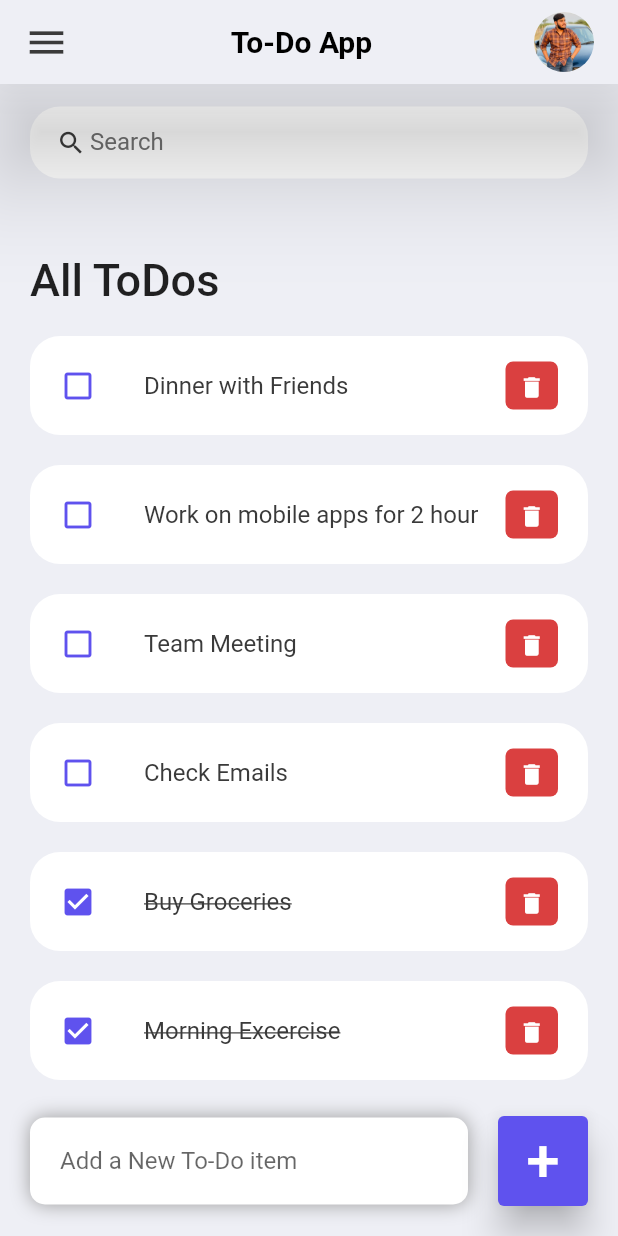
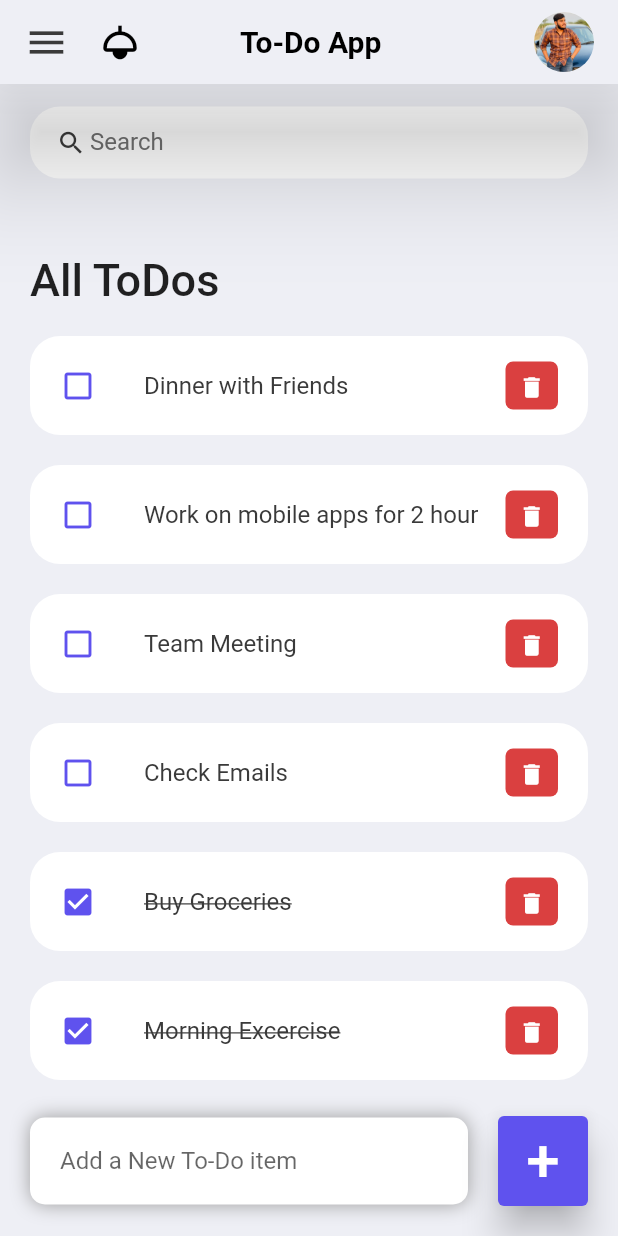
Before and after one commit to pratikNavapara009/To-Do_Flutter_App, a Flutter app: the screen it shows after launch, on a phone screen of 412 x 824 dp. Run offline on Flutter 3.47's test engine with Material 2 defaults, Android fonts, the phone set to English and light mode, and no system bars; statements that could not run were skipped.

Commit message:
"New Upgrade"

```diff
--- /dev/null
+++ b/lib/helpers/theme_helphers.dart
@@ -0,0 +1,11 @@
+import 'package:flutter/material.dart';
+import '../models/theme_model.dart';
+
+class ThemeProvider extends ChangeNotifier {
+  ThemeModel themeModel = ThemeModel(isDark: false);
+
+  void changeTheme() {
+    themeModel.isDark = !themeModel.isDark;
+    notifyListeners();
+  }
+}
--- a/lib/main.dart
+++ b/lib/main.dart
@@ -1,7 +1,9 @@
 import 'package:flutter/material.dart';
 import 'package:flutter/services.dart';
+import 'package:flutter_todo_app/helpers/theme_helphers.dart';
 import 'package:flutter_todo_app/screens/homepage.dart';
 import 'package:flutter_todo_app/screens/splash.dart';
+import 'package:provider/provider.dart';
 
 void main() {
   runApp(const MyApp());
@@ -9,16 +11,32 @@ void main() {
 
 class MyApp extends StatelessWidget {
   const MyApp({Key? key}) : super(key: key);
+
   @override
   Widget build(BuildContext context) {
     SystemChrome.setSystemUIOverlayStyle(
         const SystemUiOverlayStyle(statusBarColor: Colors.transparent));
-    return  MaterialApp(
-      debugShowCheckedModeBanner: false,
-      initialRoute: "splash",
-      routes: {
-        '/' : (context) => const HomePage(),
-        'splash' : (context) => const Splash(),
+    return MultiProvider(
+      providers: [
+        ChangeNotifierProvider(create: (context) => ThemeProvider()),
+      ],
+      builder: (context, _) {
+        return MaterialApp(
+          theme: ThemeData.light(),
+          darkTheme: ThemeData.dark(
+            useMaterial3: true,
+          ),
+          themeMode:
+              (Provider.of<ThemeProvider>(context).themeModel.isDark == false)
+                  ? ThemeMode.light
+                  : ThemeMode.dark,
+          debugShowCheckedModeBanner: false,
+          initialRoute: "splash",
+          routes: {
+            '/': (context) => const HomePage(),
+            'splash': (context) => const Splash(),
+          },
+        );
       },
     );
   }
--- /dev/null
+++ b/lib/models/theme_model.dart
@@ -0,0 +1,7 @@
+class ThemeModel {
+  bool isDark;
+
+  ThemeModel({
+    required this.isDark,
+  });
+}
--- a/lib/screens/homepage.dart
+++ b/lib/screens/homepage.dart
@@ -1,4 +1,6 @@
 import 'package:flutter/material.dart';
+import 'package:flutter_todo_app/helpers/theme_helphers.dart';
+import 'package:provider/provider.dart';
 import '../globals/globals.dart';
 import '../models/todo_model.dart';
 import '../widgets/todo.dart';
@@ -199,14 +201,34 @@ class _HomePageState extends State<HomePage> {
       backgroundColor: tdBGColor,
       elevation: 30,
       title: Row(
-        mainAxisAlignment: MainAxisAlignment.spaceBetween,
-        children: const [
+        // mainAxisAlignment: MainAxisAlignment.spaceBetween,
+        children: [
           Icon(
             Icons.menu,
             color: tdBlack,
             size: 30,
           ),
-          Text("To-Do App",style: TextStyle(fontWeight: FontWeight.bold,color: Colors.black),),
+          SizedBox(
+            width: 10,
+          ),
+          IconButton(
+            onPressed: () {
+              Provider.of<ThemeProvider>(context, listen: false).changeTheme();
+            },
+            icon: Icon(
+              Icons.light,
+              size: 30,
+              color: Colors.black,
+            ),
+          ),
+          SizedBox(
+            width: 56,
+          ),
+          Text(
+            "To-Do App",
+            style: TextStyle(fontWeight: FontWeight.bold, color: Colors.black),
+          ),
+          Spacer(),
           CircleAvatar(
             backgroundColor: Colors.white,
             radius: 20,
--- a/pubspec.yaml
+++ b/pubspec.yaml
@@ -35,6 +35,7 @@ dependencies:
   # The following adds the Cupertino Icons font to your application.
   # Use with the CupertinoIcons class for iOS style icons.
   cupertino_icons: ^1.0.2
+  provider:
 
 dev_dependencies:
   flutter_test:
```
Also changed, not shown: pubspec.lock.
